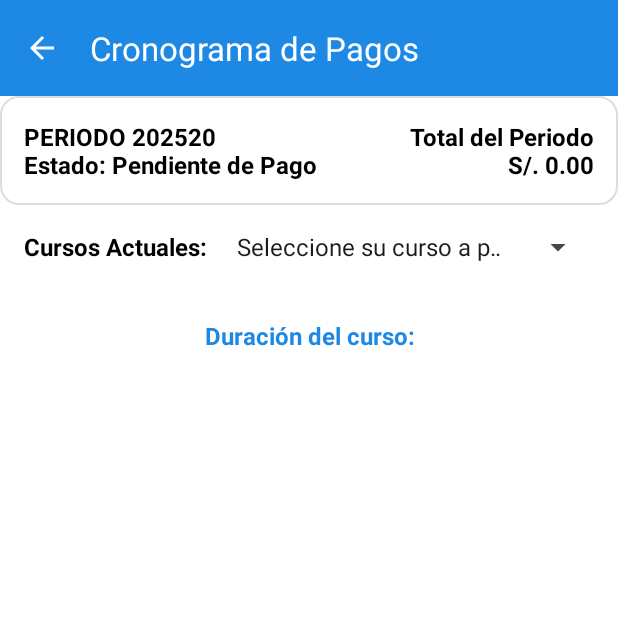
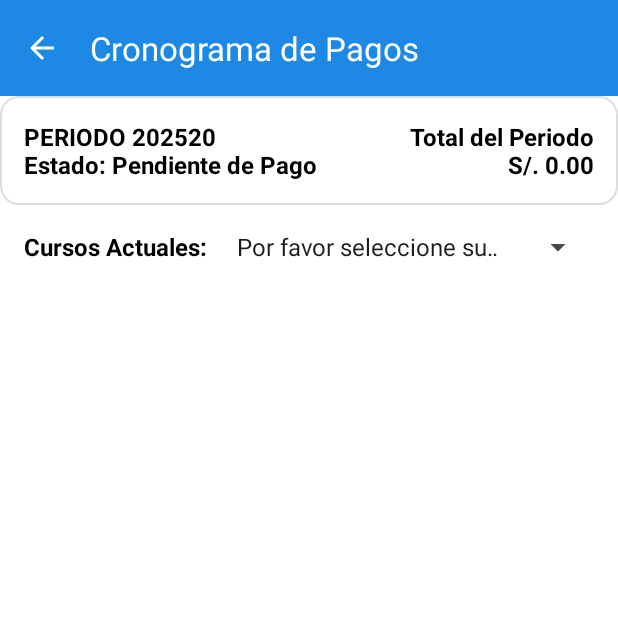
Before and after one commit to Joseph30070/AppSmartcell, an Android app built with Jetpack Compose: the PagosActivity screen opened directly, with no data from a screen before it, on a phone screen of 412 x 824 dp, the top half of it. Run offline under Robolectric (Android 15) with nearby library versions, the phone set to English and light mode, and no system bars.

Commit message:
se añadio una correcion a pagos activity

```diff
--- a/app/src/main/java/com/example/smartcellapp/PagosActivity.kt
+++ b/app/src/main/java/com/example/smartcellapp/PagosActivity.kt
@@ -4,11 +4,11 @@ import android.os.Bundle
 import android.view.LayoutInflater
 import android.view.View
 import android.widget.*
+import androidx.activity.enableEdgeToEdge
 import androidx.appcompat.app.AppCompatActivity
 import androidx.appcompat.widget.Toolbar
-import android.widget.LinearLayout
-import android.widget.TextView
-import android.widget.Spinner
+import androidx.core.view.ViewCompat
+import androidx.core.view.WindowInsetsCompat
 
 class PagosActivity : AppCompatActivity() {
 
@@ -18,19 +18,29 @@ class PagosActivity : AppCompatActivity() {
     private var totalPeriodo = 0.0
     private val montoCuota = 200.0
 
-    // Cursos y sus cuotas
     private val cursos = mapOf(
-        "Robótica Avanzada" to 3,
-        "Electrónica Digital" to 2,
-        "Reparación de Laptops" to 3,
-        "Reparación de PCs" to 4
+        "Robótica" to 4,
+        "Ofimática" to 3,
+        "Electrónica" to 4,
+        "Reparación de Celulares" to 4,
+        "Reparación de PCs y Laptop" to 4
     )
+
+    private val prefs by lazy {
+        getSharedPreferences("PagosPrefs", MODE_PRIVATE)
+    }
 
     override fun onCreate(savedInstanceState: Bundle?) {
         super.onCreate(savedInstanceState)
+        enableEdgeToEdge()
         setContentView(R.layout.activity_pagos)
 
-        // Ajustes iniciales
+        ViewCompat.setOnApplyWindowInsetsListener(findViewById(R.id.main)) { v, insets ->
+            val systemBars = insets.getInsets(WindowInsetsCompat.Type.systemBars())
+            v.setPadding(systemBars.left, systemBars.top, systemBars.right, systemBars.bottom)
+            insets
+        }
+
         val toolbar = findViewById<Toolbar>(R.id.toolbarPagos)
         setSupportActionBar(toolbar)
         supportActionBar?.setDisplayHomeAsUpEnabled(true)
@@ -40,27 +50,24 @@ class PagosActivity : AppCompatActivity() {
         listaCuotas = findViewById(R.id.listaCuotas)
         tvDuracionCurso = findViewById(R.id.tvDuracionCurso)
 
-        // Spinner de cursos
         val spinnerCursos: Spinner = findViewById(R.id.spinnerCursos)
-        val listaCursos = mutableListOf("Seleccione su curso a pagar")
-        listaCursos.addAll(cursos.keys)
-
-        val adapter = ArrayAdapter(this, android.R.layout.simple_spinner_item, listaCursos)
+        val adapter = ArrayAdapter(
+            this,
+            android.R.layout.simple_spinner_item,
+            listOf("Por favor seleccione su curso") + cursos.keys.toList()
+        )
         adapter.setDropDownViewResource(android.R.layout.simple_spinner_dropdown_item)
         spinnerCursos.adapter = adapter
 
-        // Listener del Spinner
         spinnerCursos.onItemSelectedListener = object : AdapterView.OnItemSelectedListener {
             override fun onItemSelected(parent: AdapterView<*>, view: View?, position: Int, id: Long) {
                 val cursoSeleccionado = parent.getItemAtPosition(position).toString()
-
-                if (cursoSeleccionado == "Seleccione su curso a pagar") {
+                if (cursoSeleccionado == "Por favor seleccione su curso") {
                     listaCuotas.removeAllViews()
-                    tvDuracionCurso.text = "Duración del curso:"
-                    totalPeriodo = 0.0
-                    actualizarTotal()
+                    tvDuracionCurso.text = ""
                 } else {
                     mostrarCuotas(cursoSeleccionado)
+                    tvDuracionCurso.text = "Duración del curso: ${cursos[cursoSeleccionado]} meses"
                 }
             }
 
@@ -68,7 +75,6 @@ class PagosActivity : AppCompatActivity() {
         }
     }
 
-    // Genera dinámicamente las cuotas según el curso
     private fun mostrarCuotas(curso: String) {
         listaCuotas.removeAllViews()
         totalPeriodo = 0.0
@@ -76,25 +82,29 @@ class PagosActivity : AppCompatActivity() {
         val cantidadCuotas = cursos[curso] ?: 0
         val inflater = LayoutInflater.from(this)
 
-        // Mostrar duración arriba de las cuotas
-        tvDuracionCurso.text = "Duración del curso: $cantidadCuotas meses"
-
         for (i in 1..cantidadCuotas) {
             val cuotaView = inflater.inflate(R.layout.item_cuota, listaCuotas, false)
+            val tvDescripcionCuota: TextView = cuotaView.findViewById(R.id.tvDescripcionCuota)
+            val switchCuota: Switch = cuotaView.findViewById(R.id.switchCuota)
 
-            val tvInfo: TextView = cuotaView.findViewById(R.id.tvDescripcionCuota)
-            val switch: Switch = cuotaView.findViewById(R.id.switchCuota)
+            tvDescripcionCuota.text = "Cuota $i - S/. $montoCuota\nVence: 30/${i.toString().padStart(2, '0')}/2025"
 
-            tvInfo.text = "Cuota $i - S/. $montoCuota\nVence: 30/${i.toString().padStart(2,'0')}/2025"
+            // Recuperar estado guardado
+            val key = "${curso}_cuota$i"
+            val pagado = prefs.getBoolean(key, false)
+            switchCuota.isChecked = pagado
+            switchCuota.text = if (pagado) "Pagado" else "Pendiente"
+            if (pagado) totalPeriodo += montoCuota
 
-            configurarSwitch(switch)
+            configurarSwitch(switchCuota, curso, i)
             listaCuotas.addView(cuotaView)
         }
 
         actualizarTotal()
     }
 
-    private fun configurarSwitch(switch: Switch) {
+    private fun configurarSwitch(switch: Switch, curso: String, numCuota: Int) {
+        val key = "${curso}_cuota$numCuota"
         switch.setOnCheckedChangeListener { _, isChecked ->
             if (isChecked) {
                 switch.text = "Pagado"
@@ -103,6 +113,7 @@ class PagosActivity : AppCompatActivity() {
                 switch.text = "Pendiente"
                 totalPeriodo -= montoCuota
             }
+            prefs.edit().putBoolean(key, isChecked).apply()
             actualizarTotal()
         }
     }
```
